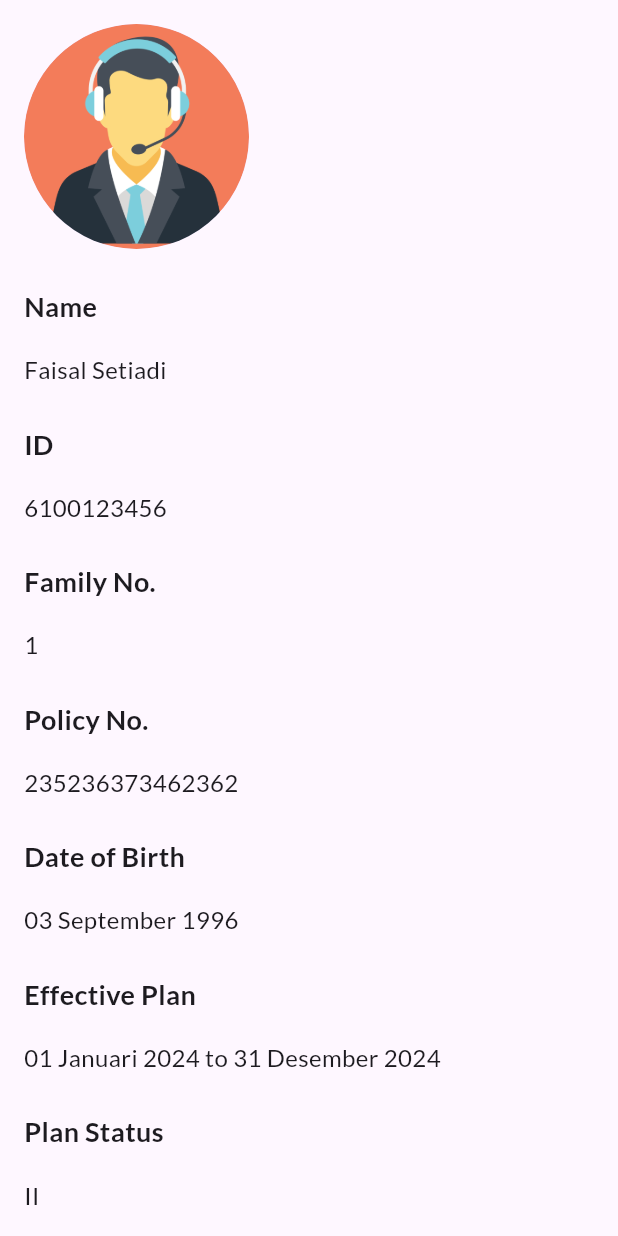
After one commit to faaiiisssaal/mobile_apps, a Flutter app: the AccountPage screen opened directly, on a phone screen of 412 x 824 dp. The commit adds this screen. Run offline on Flutter 3.47's test engine with Material 3 defaults, Android fonts, the phone set to English and light mode, and no system bars; our stand-ins replace dots_indicator, flutter_image_slideshow, google_fonts, local_auth, package_info, page_transition and 1 more; missing offline and left inert: qr_code_scanner; accounts and stored records are empty.

Commit message:
LAST COMMIT 18/01

```diff
--- a/lib/constant.dart
+++ b/lib/constant.dart
@@ -2,6 +2,8 @@
 import 'package:flutter/material.dart';
 
 const kPureWhite = Color(0x00ffffff);
+
+const c10 = SizedBox(height: 10,);
 
 class SizeConfig {
   late MediaQueryData _mediaQueryData;
--- /dev/null
+++ b/lib/user/peserta/profile/account.dart
@@ -0,0 +1,135 @@
+import 'package:flutter/material.dart';
+
+class AccountPage extends StatelessWidget {
+  const AccountPage({super.key});
+
+  @override
+  Widget build(BuildContext context) {
+    return SafeArea(
+      child: Scaffold(
+        body: Container(
+          padding: const EdgeInsets.all(16.0),
+          child: const Column(
+            mainAxisAlignment: MainAxisAlignment.spaceBetween,
+            crossAxisAlignment: CrossAxisAlignment.start,
+            children: [
+              Hero(
+                tag: 'profileHero',
+                child: CircleAvatar(
+                  radius: 75.0,
+                  // Add your profile picture here
+                  backgroundImage: AssetImage('asset/alarm.png'),
+                ),
+              ),
+              SizedBox(height: 16.0),
+              Text(
+                'Name',
+                style: TextStyle(
+                  fontSize: 18.0,
+                  fontWeight: FontWeight.bold,
+                ),
+              ),
+              SizedBox(height: 8.0),
+              Text(
+                'Faisal Setiadi',
+                style: TextStyle(
+                  fontSize: 16.0,
+                ),
+              ),
+              SizedBox(height: 16.0),
+              Text(
+                'ID',
+                style: TextStyle(
+                  fontSize: 18.0,
+                  fontWeight: FontWeight.bold,
+                ),
+              ),
+              SizedBox(height: 8.0),
+              Text(
+                '6100123456',
+                style: TextStyle(
+                  fontSize: 16.0,
+                ),
+              ),
+              SizedBox(height: 16.0),
+              Text(
+                'Family No.',
+                style: TextStyle(
+                  fontSize: 18.0,
+                  fontWeight: FontWeight.bold,
+                ),
+              ),
+              SizedBox(height: 8.0),
+              Text(
+                '1',
+                style: TextStyle(
+                  fontSize: 16.0,
+                ),
+              ),
+              SizedBox(height: 16.0),
+              Text(
+                'Policy No.',
+                style: TextStyle(
+                  fontSize: 18.0,
+                  fontWeight: FontWeight.bold,
+                ),
+              ),
+              SizedBox(height: 8.0),
+              Text(
+                '235236373462362',
+                style: TextStyle(
+                  fontSize: 16.0,
+                ),
+              ),
+              SizedBox(height: 16.0),
+              Text(
+                'Date of Birth',
+                style: TextStyle(
+                  fontSize: 18.0,
+                  fontWeight: FontWeight.bold,
+                ),
+              ),
+              SizedBox(height: 8.0),
+              Text(
+                '03 September 1996',
+                style: TextStyle(
+                  fontSize: 16.0,
+                ),
+              ),
+              SizedBox(height: 16.0),
+              Text(
+                'Effective Plan',
+                style: TextStyle(
+                  fontSize: 18.0,
+                  fontWeight: FontWeight.bold,
+                ),
+              ),
+              SizedBox(height: 8.0),
+              Text(
+                '01 Januari 2024 to 31 Desember 2024',
+                style: TextStyle(
+                  fontSize: 16.0,
+                ),
+              ),
+              SizedBox(height: 16.0),
+              Text(
+                'Plan Status',
+                style: TextStyle(
+                  fontSize: 18.0,
+                  fontWeight: FontWeight.bold,
+                ),
+              ),
+              SizedBox(height: 8.0),
+              Text(
+                'II',
+                style: TextStyle(
+                  fontSize: 16.0,
+                ),
+              ),
+            ],
+          ),
+        ),
+      ),
+    );
+  }
+}
--- a/pubspec.yaml
+++ b/pubspec.yaml
@@ -38,7 +38,6 @@ dependencies:
   permission_handler: ^11.1.0
   flutter_image_slideshow: ^0.1.6
   page_transition: ^2.1.0
-  flutter_plugin_android_lifecycle: ^2.0.0
 #  camera: ^0.8.0
 
 dev_dependencies:
@@ -80,6 +79,7 @@ flutter:
     - asset/healthcare.png
     - asset/claim.png
     - asset/placeholder.png
+    - asset/office.jpg
 
   # fonts:
   #   - family: Schyler
```
Also changed, not shown: lib/user/peserta/form/form.dart (+20 -6 lines), lib/user/peserta/history/history.dart (+79 -1 lines), lib/user/peserta/home/home.dart (+1 -30 lines), lib/user/peserta/profile/about.dart (added, +115 -0 lines), lib/user/peserta/profile/ecard.dart (added, +10 -0 lines), lib/user/peserta/profile/guide.dart (added, +10 -0 lines), lib/user/peserta/profile/profile.dart (+35 -30 lines), pubspec.lock, 2 other files.
